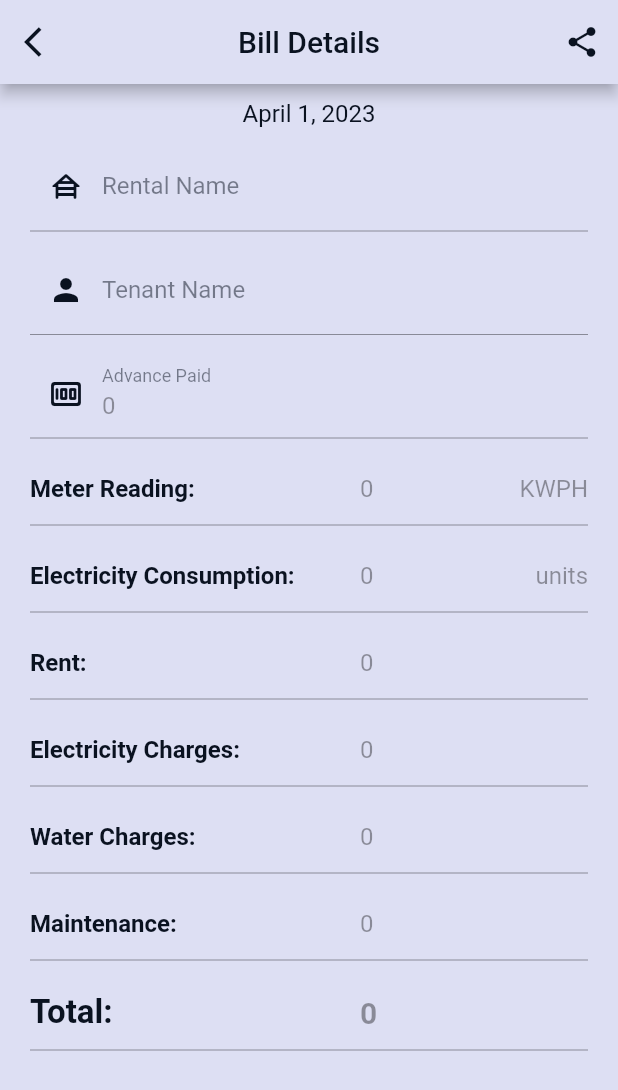
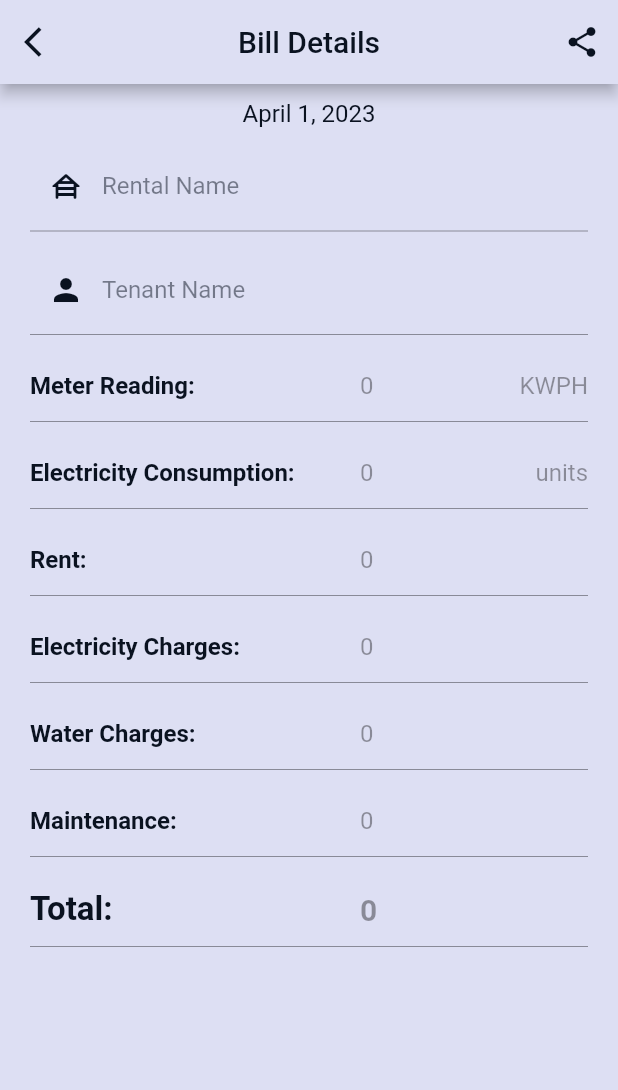
Before and after one commit to vikram0230/DoorStep, a Flutter app: the BillDetail screen opened directly with empty values, on a phone screen of 412 x 824 dp. Shown: the top 1090 px of the screen. Run offline on Flutter 3.47's test engine with Material 2 defaults, Android fonts, the phone set to English and light mode, and no system bars; drawn by our look-alikes of screenshot; our stand-ins replace cloud_firestore, firebase_core, fluttertoast, lottie, share_plus; accounts and stored records are empty; network calls fail.

Commit message:
flutter upgrade

```diff
--- a/lib/screens/bill_detail.dart
+++ b/lib/screens/bill_detail.dart
@@ -132,18 +132,18 @@ class _BillDetailState extends State<BillDetail> {
                   labelText: 'Tenant Name',
                   enabled: false,
                 ),
-                CustomTextField(
-                  controller: advancePaidController,
-                  prefixIcon: Icon(
-                    Icons.money_rounded,
-                    color: kAccentColor,
-                  ),
-                  labelText: 'Advance Paid',
-                  enabled: false,
-                  inputFormatter: [
-                    FilteringTextInputFormatter.allow(RegExp(r'[0-9]'))
-                  ],
-                ),
+                // CustomTextField(
+                //   controller: advancePaidController,
+                //   prefixIcon: Icon(
+                //     Icons.money_rounded,
+                //     color: kAccentColor,
+                //   ),
+                //   labelText: 'Advance Paid',
+                //   enabled: false,
+                //   inputFormatter: [
+                //     FilteringTextInputFormatter.allow(RegExp(r'[0-9]'))
+                //   ],
+                // ),
                 CustomTextField(
                   controller: meterReadingController,
                   prefix: SizedBox(
--- a/lib/screens/rental_detail.dart
+++ b/lib/screens/rental_detail.dart
@@ -566,7 +566,7 @@ class _RentalDetailState extends State<RentalDetail> {
                         'billDate': DateTime.now(),
                         'meterReading': int.parse(readingController.text),
                         'electricityConsumption': electricityConsumption,
-                        'electricityCharges': electricityConsumption * 7,
+                        'electricityCharges': electricityConsumption * 8,
                         'total': getTotal(electricityConsumption),
                       };
 
```
Also changed, not shown: pubspec.yaml (+9 -9 lines), lib/main.dart (line endings or trailing spaces), lib/screens/bill_screen.dart (line endings or trailing spaces), lib/screens/home_screen.dart (line endings or trailing spaces), lib/services/firestore_helper.dart (line endings or trailing spaces), lib/utilities/classes.dart (line endings or trailing spaces), lib/utilities/constants.dart (line endings or trailing spaces), lib/widgets/customTF.dart (line endings or trailing spaces), lib/widgets/shared_dialogs.dart (line endings or trailing spaces), pubspec.lock, 42 other files.
